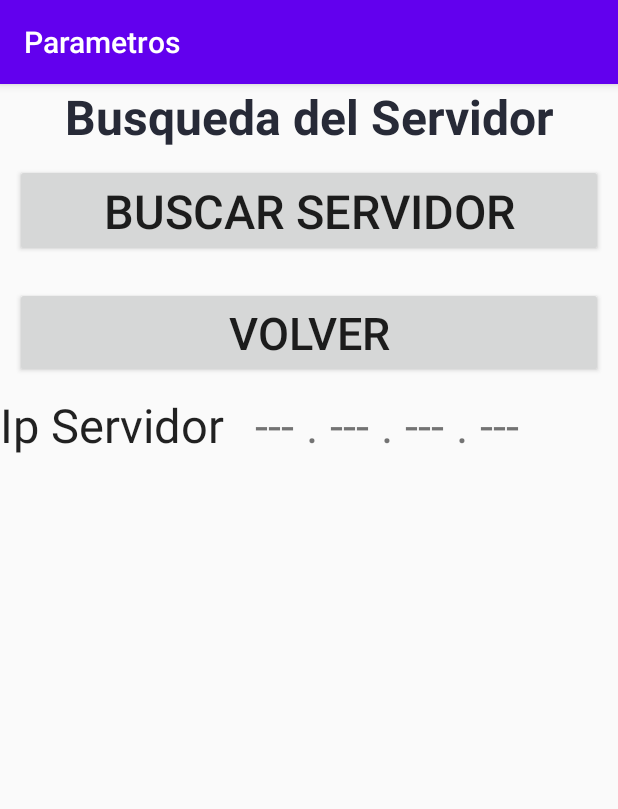
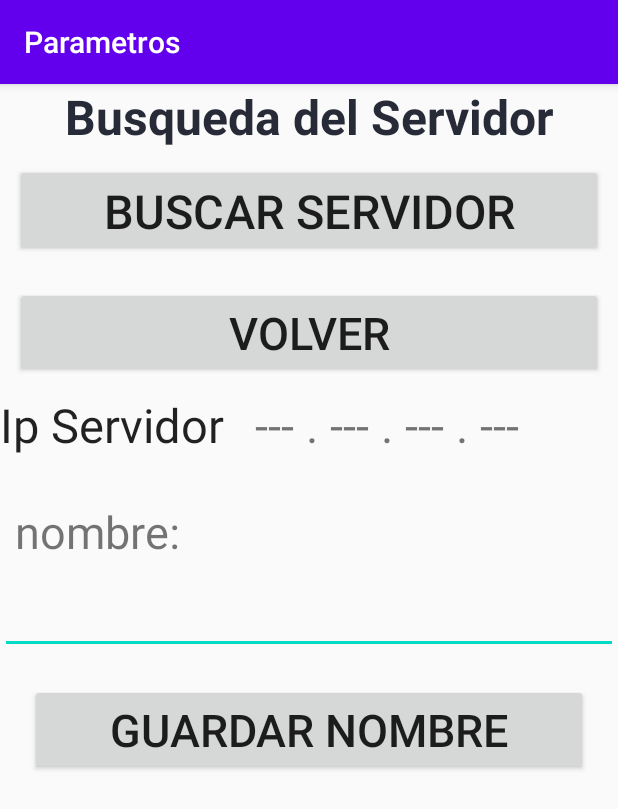
Before and after one commit to raulest50/Irsum, an Android app: the screen it shows after launch (ParamAct), in the options menu, after a tap on "Parametros", on a phone screen of 412 x 824 dp. Shown: the top 809 px of the screen. Run offline under Robolectric (Android 15) with nearby library versions, the phone set to English and light mode, and no system bars; libraries missing offline, so code that uses them is left out: com.neovisionaries.ws, org.json.simple; 6 statements that could not run were skipped.

Commit message:
Se logro conexion websocket desde android a nodejs. Ahora sigue el pulimiento de la conexion para que sea robusta en caso de conexion/desconexion y agrear la funcionalidad de notificar cada que se altera la lista de venta.

```diff
--- a/app/src/main/AndroidManifest.xml
+++ b/app/src/main/AndroidManifest.xml
@@ -5,6 +5,7 @@
     <uses-permission android:name="android.permission.INTERNET"/>
     <uses-permission android:name="android.permission.WRITE_EXTERNAL_STORAGE"/>
     <uses-permission android:name="android.permission.ACCESS_NETWORK_STATE"/>
+    <uses-permission android:name="android.permission.ACCESS_WIFI_STATE"/>
 
     <application
         android:allowBackup="true"
--- a/app/src/main/java/com/rendidor/irsum/Definiciones/Cliente.java
+++ /dev/null
@@ -1,4 +0,0 @@
-package com.rendidor.irsum.Definiciones;
-
-public class Cliente {
-}
--- a/app/src/main/java/com/rendidor/irsum/Definiciones/Proveedor.java
+++ /dev/null
@@ -1,4 +0,0 @@
-package com.rendidor.irsum.Definiciones;
-
-public class Proveedor {
-}
--- a/app/src/main/java/com/rendidor/irsum/MainAct.java
+++ b/app/src/main/java/com/rendidor/irsum/MainAct.java
@@ -1,9 +1,11 @@
 package com.rendidor.irsum;
 
+import android.annotation.SuppressLint;
 import android.content.Context;
 import android.content.DialogInterface;
 import android.content.Intent;
 import android.os.Bundle;
+import android.support.v7.app.AppCompatActivity;
 import android.view.KeyEvent;
 import android.view.LayoutInflater;
 import android.view.Menu;
@@ -22,6 +24,7 @@ import com.rendidor.irsum.Adaptadores.RVVentasAdaptador;
 import com.rendidor.irsum.Definiciones.Producto;
 import com.rendidor.irsum.Definiciones.Venta;
 
+import com.rendidor.irsum.remote.ClienteWS;
 import com.rendidor.irsum.remote.HttpIrsumReqs;
 
 import java.util.ArrayList;
@@ -36,7 +39,7 @@ import android.support.v7.widget.RecyclerView.LayoutManager;
 
 import static java.lang.Thread.sleep;
 
-public class MainAct extends SuperAct {
+public class MainAct extends AppCompatActivity {
     private static final int REQUEST_CODE = 1234;
     public String Host; // direccion ip del servidor nodejs
     public TextView LCobro;
@@ -53,6 +56,8 @@ public class MainAct extends SuperAct {
     /* renamed from: rv */
     public RecyclerView rv;
     public RVVentasAdaptador rvpa;
+
+    public ClienteWS cws;
 
 
     /* access modifiers changed from: protected */
@@ -93,6 +98,10 @@ public class MainAct extends SuperAct {
                 MainAct.this.DialogAddNoCod();
             }
         });
+
+        cws = new ClienteWS(this);
+        cws.Conectar();
+
     }
 
     public boolean onCreateOptionsMenu(Menu menu) {
@@ -196,11 +205,7 @@ public class MainAct extends SuperAct {
                 while (true) {
                     // siempre que un hilo interactue con la UI debe usar el metodo runOnUiThread
                     // de lo contratio ocurrira una excenpcion.
-                    MainAct.this.runOnUiThread(new Runnable() {
-                        public void run() {
-                            MainAct.this.etx.requestFocus();
-                        }
-                    });
+                    MainAct.this.runOnUiThread(() -> MainAct.this.etx.requestFocus());
                     try {
                         sleep(1000);
                     } catch (InterruptedException e) {
@@ -389,6 +394,7 @@ public class MainAct extends SuperAct {
 
     public void SetListenerToCustomNumKey(Button theB, final String n, final EditText TheEtx) {
         theB.setOnClickListener(new OnClickListener() {
+            @SuppressLint("SetTextI18n")
             public void onClick(View v) {
                 if (n.equals("b")) {
                     String actual = TheEtx.getText().toString();
--- a/app/src/main/java/com/rendidor/irsum/ParamAct.java
+++ b/app/src/main/java/com/rendidor/irsum/ParamAct.java
@@ -12,14 +12,9 @@ import android.view.MenuItem;
 import android.view.View;
 import android.view.View.OnClickListener;
 import android.widget.Button;
+import android.widget.EditText;
 import android.widget.TextView;
 import android.widget.Toast;
-
-import com.rendidor.irsum.Definiciones.Producto;
-
-import org.json.simple.JSONArray;
-import org.json.simple.JSONObject;
-import org.json.simple.JSONValue;
 
 import java.io.IOException;
 import java.net.DatagramPacket;
@@ -29,38 +24,39 @@ import java.net.InterfaceAddress;
 import java.net.NetworkInterface;
 import java.net.SocketException;
 import java.net.UnknownHostException;
-import java.util.ArrayList;
 import java.util.Enumeration;
-import java.util.concurrent.Executors;
-
-import okhttp3.Call;
-import okhttp3.HttpUrl;
-import okhttp3.OkHttpClient;
-import okhttp3.Request;
-import okhttp3.Response;
 
 
 // explicacion de completable future
 // https://levelup.gitconnected.com/completablefuture-a-new-era-of-asynchronous-programming-86c2fe23e246
 
 public class ParamAct extends AppCompatActivity {
-    Editor edit;
+
     Button Button_Buscar_Satelink;
-    SharedPreferences pre;
-
     Button Button_volver;
     TextView TXView_show_serverIP; // etiqueta para mostrar la direccion ip del servidor.
 
+    /**
+     * se pone el nombre que se le desea dar a la tablet. se usara en la comunicacion con websockets
+     * para identificar este dispositivo android. La identificacion sera "nombre+mac".
+     * se agrega la mac para asegurar que las identificaciones son unicas sin importar el nombre
+     * asignado por el usuario.
+     */
+    EditText EditText_nombreID;
+    Button Button_guardarParam;
+
     public String server_ip;
 
-    public final String BLANK_IP_LABEL = "--- . --- . --- . ---";
+    public SatelinkFinder sf = new SatelinkFinder(this); // se usa para encontrar la direccion ip del server con udp broadcast
 
-    public SatelinkFinder sf = new SatelinkFinder(this); // se usa para encontrar la direccion ip del server con udp broadcast
+    public PreferenciasIrsum pref;
 
     /* access modifiers changed from: protected */
     public void onCreate(Bundle savedInstanceState) {
         super.onCreate(savedInstanceState);
         setContentView(R.layout.act_param);
+
+        pref = new PreferenciasIrsum(this);
 
         // Instacias elementos UI
         this.Button_volver = findViewById(R.id.Button_volver);
@@ -69,11 +65,13 @@ public class ParamAct extends AppCompatActivity {
         this.TXView_show_serverIP = findViewById(R.id.TXView_show_serverIP);
 
         // java preference api
-        this.pre = getSharedPreferences("configuracion_irsum", 0);
-        this.edit = this.pre.edit();
-        this.server_ip = this.pre.getString("host", BLANK_IP_LABEL);
+
+        this.server_ip = pref.getHost();
         this.TXView_show_serverIP.setText(server_ip);
         //this.EditText_Host.setText(this.pre.getString("host", ""));
+
+        this.EditText_nombreID = findViewById(R.id.EditText_nombreID);
+        this.Button_guardarParam = findViewById(R.id.Button_guardarParam);
 
         // Button Listeners
         this.Button_Buscar_Satelink.setOnClickListener(new OnClickListener() {
@@ -85,6 +83,13 @@ public class ParamAct extends AppCompatActivity {
         this.Button_volver.setOnClickListener(new OnClickListener() {
             public void onClick(View v) {
                 ParamAct.this.startActivity(new Intent(ParamAct.this, MainAct.class));
+            }
+        });
+
+        this.Button_guardarParam.setOnClickListener(new OnClickListener() {
+            @Override
+            public void onClick(View v) { // se guarda el nombre asigndo a la tablet en preferencias
+                pref.setNombreId(EditText_nombreID.getText().toString());
             }
         });
 
@@ -199,7 +204,7 @@ public class ParamAct extends AppCompatActivity {
 
                     @Override
                     public void interrupt() {
-                        DoWhenComplete(BLANK_IP_LABEL);
+                        DoWhenComplete(PreferenciasIrsum.BLANK_IP_LABEL);
                         //Toast toast2 = Toast.makeText(contexto, "No se encontro el servidor", Toast.LENGTH_SHORT);
                         //toast2.show();
                         super.interrupt();
@@ -281,8 +286,7 @@ public class ParamAct extends AppCompatActivity {
          * @param ip
          */
         public void DoWhenComplete(final String ip){
-            edit.putString("host", ip);// se guarda la ip del servidor en preferencias.
-            edit.apply();
+            pref.setHost(ip);
             setTXView_show_serverIP(ip);
             reset();
         }
--- /dev/null
+++ b/app/src/main/java/com/rendidor/irsum/PreferenciasIrsum.java
@@ -0,0 +1,46 @@
+package com.rendidor.irsum;
+
+import android.content.Context;
+import android.content.SharedPreferences;
+
+/**
+ * para hacer uso de la api de preferencias de una manera mas ordenada.
+ * se guarda la direccion ip del servidor y nombre de identificacion para el dispositivo
+ */
+public class PreferenciasIrsum {
+
+    public final String PKEYFAM = "configuracion_irsum";
+    public final String PKEY_HOST = "host";
+    public final String PKEY_NOMBRE = "nombre_id";
+
+    public static final String BLANK_IP_LABEL = "--- . --- . --- . ---";
+
+    SharedPreferences pre;
+    SharedPreferences.Editor edit;
+
+    Context context;
+
+    public PreferenciasIrsum(Context context){
+        this.context = context;
+        this.pre = context.getSharedPreferences(PKEYFAM, 0);
+        this.edit = this.pre.edit();
+    }
+
+    public String getHost(){
+        return pre.getString(PKEY_HOST, BLANK_IP_LABEL);
+    }
+
+    public String getNombreId(){
+        return pre.getString(PKEY_NOMBRE, "");
+    }
+
+    public void setHost(String host){
+        edit.putString(PKEY_HOST, host);
+        edit.apply();
+    }
+
+    public void setNombreId(String nomId){
+        edit.putString(PKEY_NOMBRE, nomId);
+        edit.apply();
+    }
+}
--- a/app/src/main/java/com/rendidor/irsum/ReportAct.java
+++ b/app/src/main/java/com/rendidor/irsum/ReportAct.java
@@ -2,6 +2,7 @@ package com.rendidor.irsum;
 
 import android.content.Intent;
 import android.os.Bundle;
+import android.support.v7.app.AppCompatActivity;
 import android.view.Menu;
 import android.view.MenuItem;
 import android.view.View;
@@ -9,7 +10,7 @@ import android.view.View.OnClickListener;
 import android.widget.Button;
 import android.widget.EditText;
 
-public class ReportAct extends SuperAct {
+public class ReportAct extends AppCompatActivity {
     Button borrar;
     Button enviar;
     EditText reporte;
--- a/app/src/main/java/com/rendidor/irsum/SuperAct.java
+++ /dev/null
@@ -1,13 +0,0 @@
-package com.rendidor.irsum;
-
-
-import android.support.v7.app.AppCompatActivity;
-import android.widget.Toast;
-
-public class SuperAct extends AppCompatActivity {
-    public void ShowT(String te) {
-        Toast to = Toast.makeText(getApplicationContext(), te, Toast.LENGTH_SHORT);
-        to.setGravity(17, 0, 0);
-        to.show();
-    }
-}
--- /dev/null
+++ b/app/src/main/java/com/rendidor/irsum/remote/ClienteWS.java
@@ -0,0 +1,143 @@
+package com.rendidor.irsum.remote;
+
+import android.content.Context;
+import android.content.SharedPreferences;
+import android.content.SharedPreferences.Editor;
+import android.net.wifi.WifiInfo;
+import android.net.wifi.WifiManager;
+
+import com.neovisionaries.ws.client.WebSocket;
+import com.neovisionaries.ws.client.WebSocketAdapter;
+import com.neovisionaries.ws.client.WebSocketException;
+import com.neovisionaries.ws.client.WebSocketFactory;
+import com.rendidor.irsum.GenericDialogs;
+import com.rendidor.irsum.MainAct;
+
+
+import org.json.simple.JSONObject;
+
+import java.io.IOException;
+import java.util.HashMap;
+import java.util.concurrent.Executors;
+
+
+/**
+ * Implementacion de cliente websocket para irsum.
+ * su proposito y poder visualizar en tiempo real desde otro equipo, lo que se va vendiendo.
+ */
+public class ClienteWS {
+
+    WebSocketFactory factory;
+    WebSocket ws;
+    String server_ip;
+    String ws_host;
+
+    MainAct context;
+
+    String nombre; // nombre asignado a la tablet por el usuario
+    String mac; // permite que aunque a varios dispositivos el user le asigne mismos nombres, que cada tablet tenga un id unico
+    String id; // nombre + mac
+
+    /**
+     * Este string se usa en el cuerpo de un mensaje de identificacion para que el servidor
+     * en node sepa que debe guardar la conexion a ese nodo en la lista de las tablets, las
+     * cuales son las que proveen informacion. los otros dos tipos de nodo, orondo y browser,
+     * son consumidores.
+     */
+    public final String TABLET_ORIG = "IRSUM";
+
+    /**
+     * se usa en los mensajes para indicar el proposito de los mismos. este indica que el proposito
+     * es identificarse.
+     */
+    public final String PROPOSITO_ID = "IDENTIFICARSE";
+
+    /**
+     * se usa en los mensajes para indicar el proposito de los mismos. es notificar el estado
+     * de la lista de venta de la app.
+     */
+    public final String PROPOSITO_UPDT_VENTA = "ACTUALIZAR_ESTADO_VENTA";
+
+    public ClienteWS(MainAct context){
+        this.context =context;
+        // la ip del servidor guardada con javapreferences
+        SharedPreferences pre = context.getSharedPreferences("configuracion_irsum", 0);
+        Editor edit = pre.edit();
+        server_ip = pre.getString("host", "");
+        // actividad Main donde tiene sentido que se use cliente websocket
+        ws_host = "ws://${server_ip}:8080";
+
+        nombre = pre.getString("nombre", "");
+        mac = getMac();
+        id = "${nombre}+${mac}"; // to split(+) to show only nombre, not mac, mac only for internals
+
+        InicializacionWS(); // inicializa los objetos de la websocket
+    }
+
+    /**
+     * se inicializan los objetos relacionados con websocket. se movieron del constructor para mayor
+     * claridad. En este metodo se define onMessage function pero no se inicia la conexion, ya que es
+     * preferible hacerlo en un hilo dedicado. Al usarse dentro del constructor se asegura
+     * que no se pueda usar el metodo conectar sin antes inicialzar debidamente todas las variables
+     * involucradas en la comunicacion.
+     */
+    public void InicializacionWS(){
+        try {
+            factory = new WebSocketFactory().setConnectionTimeout(5000);
+            ws = factory.createSocket(ws_host);
+            // Register a listener to receive WebSocket events.
+            ws.addListener(new WebSocketAdapter() {
+                @Override
+                public void onTextMessage(WebSocket websocket, String message) throws Exception {
+                    System.out.println(message);
+                }
+            });
+        } catch (IOException e){
+            GenericDialogs.ShowDiaglog("Exception WebSocket client class", e.getMessage(), context);
+        }
+    }
+
+
+    /**
+     * se inicia un nuevo hilo para hacer conexion al servidor de websocket. visto desde adentro
+     * del hilo, eel proceso de conexion se hace de manera sincrona, se hace esta aclaracion porque
+     * la libreria soporta operaciones asynchronous
+     */
+    public void Conectar(){
+        Executors.newSingleThreadExecutor().execute(() -> {
+            try {
+                ws.connect();
+                // se indica que el proposito del mensaje es identificar este nodo.
+                // para lo cual se manda en el cuerpo que se trata de una tablet origin
+                // y se envia la identificacion.
+                String mensaje = buildMessage(this.PROPOSITO_ID, this.id, this.TABLET_ORIG);
+                ws.sendText(mensaje);
+            } catch (WebSocketException e) {
+                e.printStackTrace();
+            }
+        });
+    }
+
+
+
+    /**
+     * entrega la direccion mac de la tablet
+     * @return
+     */
+    public String getMac(){
+        WifiManager manager = (WifiManager) context.getApplicationContext().getSystemService(Context.WIFI_SERVICE);
+        WifiInfo info = manager.getConnectionInfo();
+        return info.getMacAddress();
+    }
+
+    /**
+     * Para encapsular la informcion en formato JSON y facilitar la comunicacion con el server
+     */
+    public String buildMessage(String proposito, String id, String body){
+        HashMap<String, String> m = new HashMap<>();
+        m.put("proposito", proposito);
+        m.put("body", TABLET_ORIG);
+        m.put("id", id);
+        return JSONObject.toJSONString(m);
+    }
+}
--- a/app/src/main/res/layout/act_param.xml
+++ b/app/src/main/res/layout/act_param.xml
@@ -60,5 +60,31 @@
 
         </LinearLayout>
 
+        <TextView
+            android:id="@+id/TXV_NombreID"
+            android:layout_width="match_parent"
+            android:layout_height="wrap_content"
+            android:layout_marginLeft="10sp"
+            android:layout_marginTop="30sp"
+            android:layout_marginRight="10sp"
+            android:text="nombre:"
+            android:textSize="30sp" />
+
+        <EditText
+            android:id="@+id/EditText_nombreID"
+            android:layout_width="match_parent"
+            android:layout_height="wrap_content"
+            android:ems="10"
+            android:inputType="textPersonName"
+            android:textSize="30sp" />
+
+        <Button
+            android:id="@+id/Button_guardarParam"
+            android:layout_width="match_parent"
+            android:layout_height="wrap_content"
+            android:layout_margin="20sp"
+            android:text="Guardar Nombre"
+            android:textSize="30sp" />
+
     </LinearLayout>
 </RelativeLayout>
```
Also changed, not shown: app/build.gradle (+8 -1 lines), app/src/main/java/com/rendidor/irsum/GenericDialogs.java (added, +16 -0 lines).
